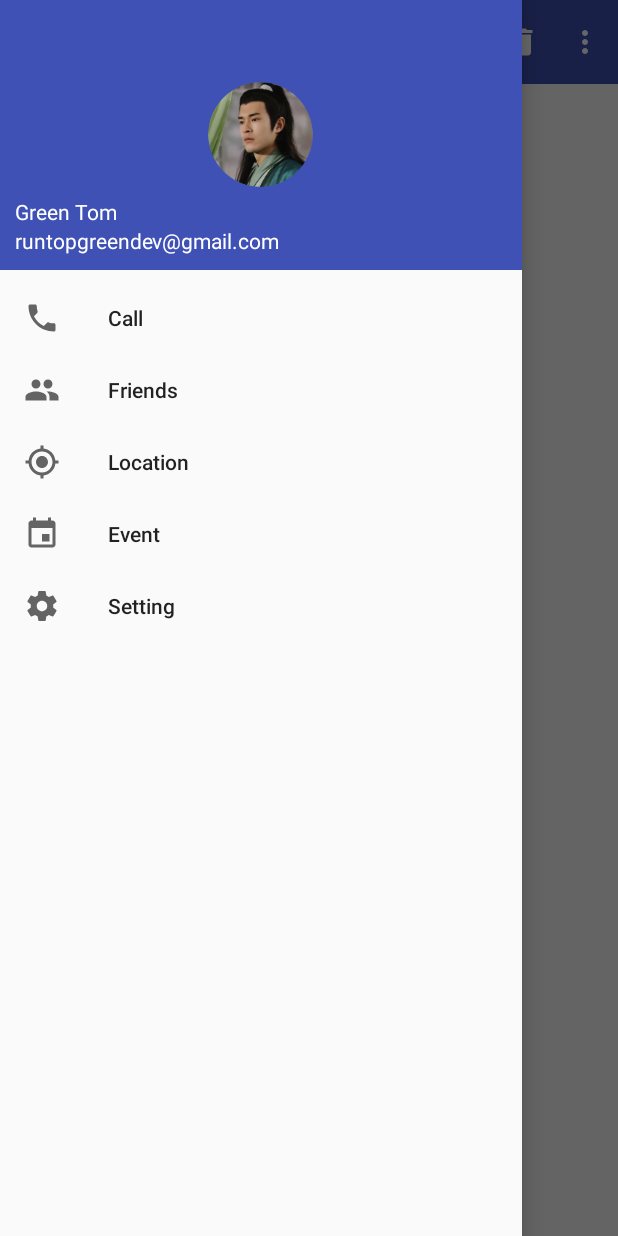
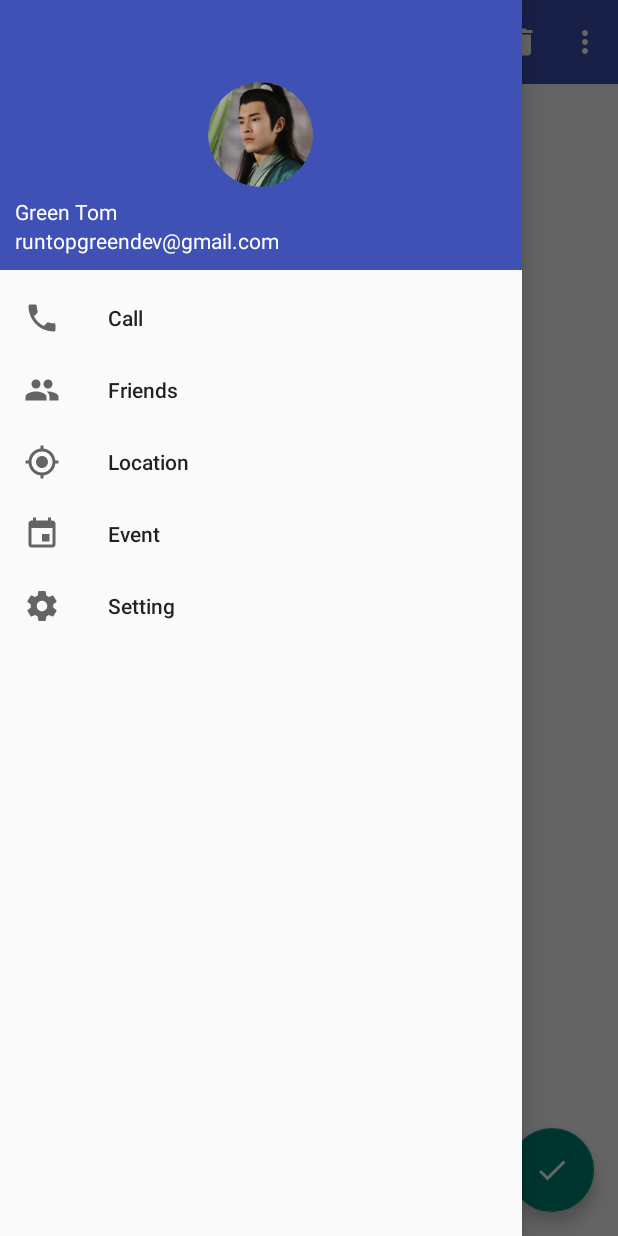
Before and after one commit to hykruntoahead/AndroidMdDemo, an Android app: the screen it shows after launch (MainActivity), with the side drawer open, on a phone screen of 412 x 824 dp. Run offline under Robolectric (Android 15) with nearby library versions, the phone set to English and light mode, and no system bars; our stand-ins replace CircleImageView.

Commit message:
FloatingActionButton

```diff
--- /dev/null
+++ b/app/src/main/res/drawable/ic_done.xml
@@ -0,0 +1,5 @@
+<vector android:height="24dp" android:tint="#FFFFFF"
+    android:viewportHeight="24.0" android:viewportWidth="24.0"
+    android:width="24dp" xmlns:android="http://schemas.android.com/apk/res/android">
+    <path android:fillColor="#FF000000" android:pathData="M9,16.2L4.8,12l-1.4,1.4L9,19 21,7l-1.4,-1.4L9,16.2z"/>
+</vector>
--- a/app/src/main/res/layout/activity_main_draw_layout.xml
+++ b/app/src/main/res/layout/activity_main_draw_layout.xml
@@ -15,9 +15,17 @@
             android:background="@color/colorPrimary"
             android:theme="@style/ThemeOverlay.AppCompat.Dark.ActionBar"
             app:popupTheme="@style/ThemeOverlay.AppCompat.Light">
-
         </android.support.v7.widget.Toolbar>
 
+        <android.support.design.widget.FloatingActionButton
+            android:id="@+id/fab"
+            android:layout_width="wrap_content"
+            android:layout_height="wrap_content"
+            android:layout_gravity="bottom|end"
+            android:layout_margin="16dp"
+            android:elevation="8dp"
+            android:src="@drawable/ic_done"
+            />
 
     </FrameLayout>
 
```
Also changed, not shown: app/src/main/java/com/iaijian/robot/androidmddemo/MainActivity.java (+19 -1 lines).
